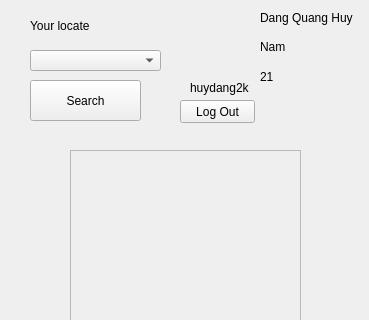
This is mainwindow.ui in huydang2k/LSC as Qt 5 draws it before an edit; both pictures show x 0 to 369 and y 0 to 320 of the 369 by 564 pixel window. The edited form follows.
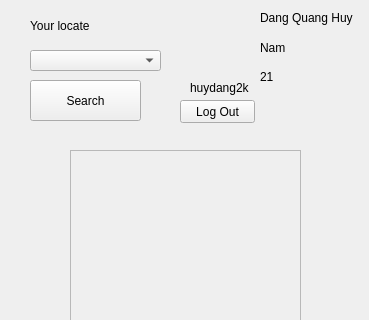
This is the edited form. Icons and pictures are not drawn.

The edit to the form file:
```diff
--- a/mainwindow.ui
+++ b/mainwindow.ui
@@ -103,8 +103,8 @@
     <rect>
      <x>260</x>
      <y>40</y>
-     <width>47</width>
-     <height>13</height>
+     <width>91</width>
+     <height>16</height>
     </rect>
    </property>
    <property name="text">
```
